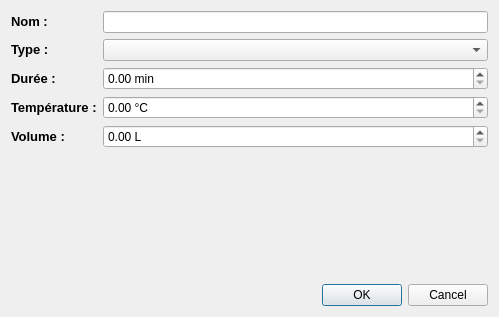
314r/joliebulle, file stepEditor.ui: the form before one commit.
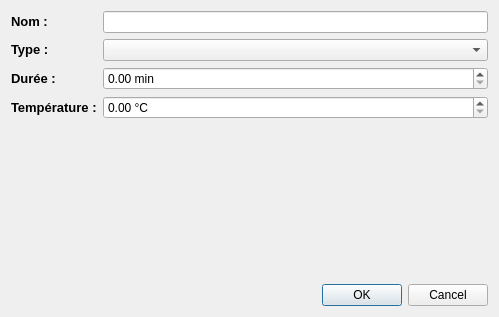
The form after the commit.

```diff
--- a/stepEditor.ui
+++ b/stepEditor.ui
@@ -86,24 +86,6 @@
        </property>
       </widget>
      </item>
-     <item row="4" column="0">
-      <widget class="QLabel" name="label_13">
-       <property name="text">
-        <string>&lt;!DOCTYPE HTML PUBLIC &quot;-//W3C//DTD HTML 4.0//EN&quot; &quot;http://www.w3.org/TR/REC-html40/strict.dtd&quot;&gt;
-&lt;html&gt;&lt;head&gt;&lt;meta name=&quot;qrichtext&quot; content=&quot;1&quot; /&gt;&lt;style type=&quot;text/css&quot;&gt;
-p, li { white-space: pre-wrap; }
-&lt;/style&gt;&lt;/head&gt;&lt;body style=&quot; font-family:'Droid Sans'; font-size:10pt; font-weight:400; font-style:normal;&quot;&gt;
-&lt;p style=&quot; margin-top:0px; margin-bottom:0px; margin-left:0px; margin-right:0px; -qt-block-indent:0; text-indent:0px;&quot;&gt;&lt;span style=&quot; font-weight:600;&quot;&gt;Volume :&lt;/span&gt;&lt;/p&gt;&lt;/body&gt;&lt;/html&gt;</string>
-       </property>
-      </widget>
-     </item>
-     <item row="4" column="1">
-      <widget class="QDoubleSpinBox" name="doubleSpinBoxStepVol">
-       <property name="suffix">
-        <string> L</string>
-       </property>
-      </widget>
-     </item>
     </layout>
    </item>
    <item row="1" column="0">
```
